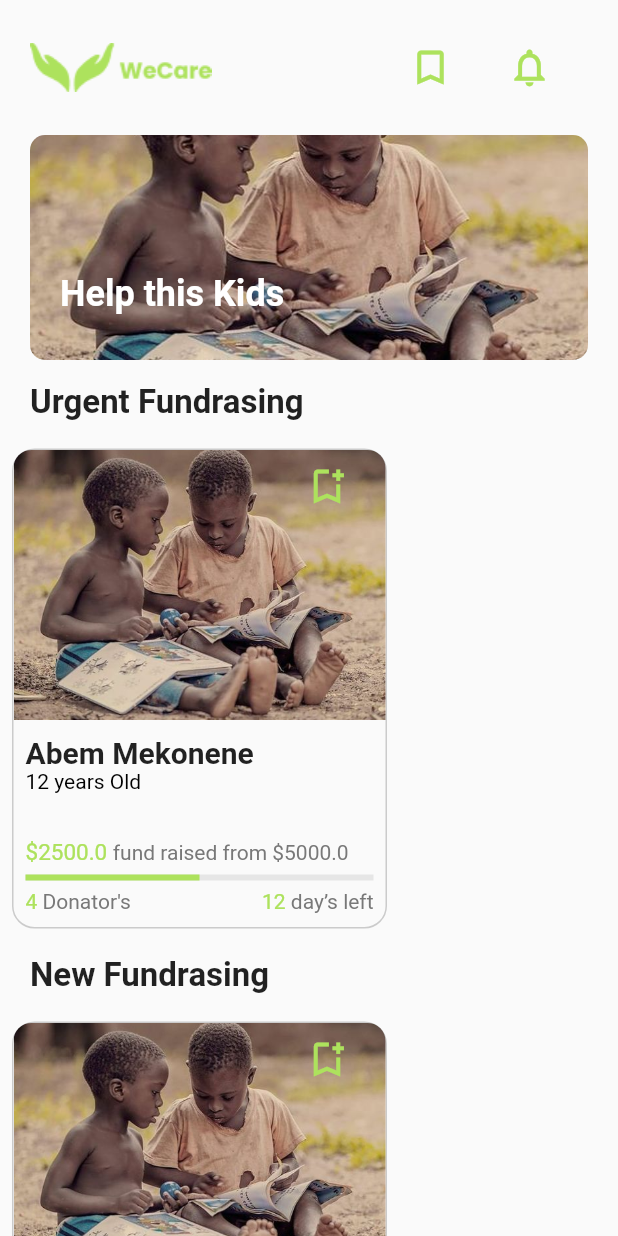
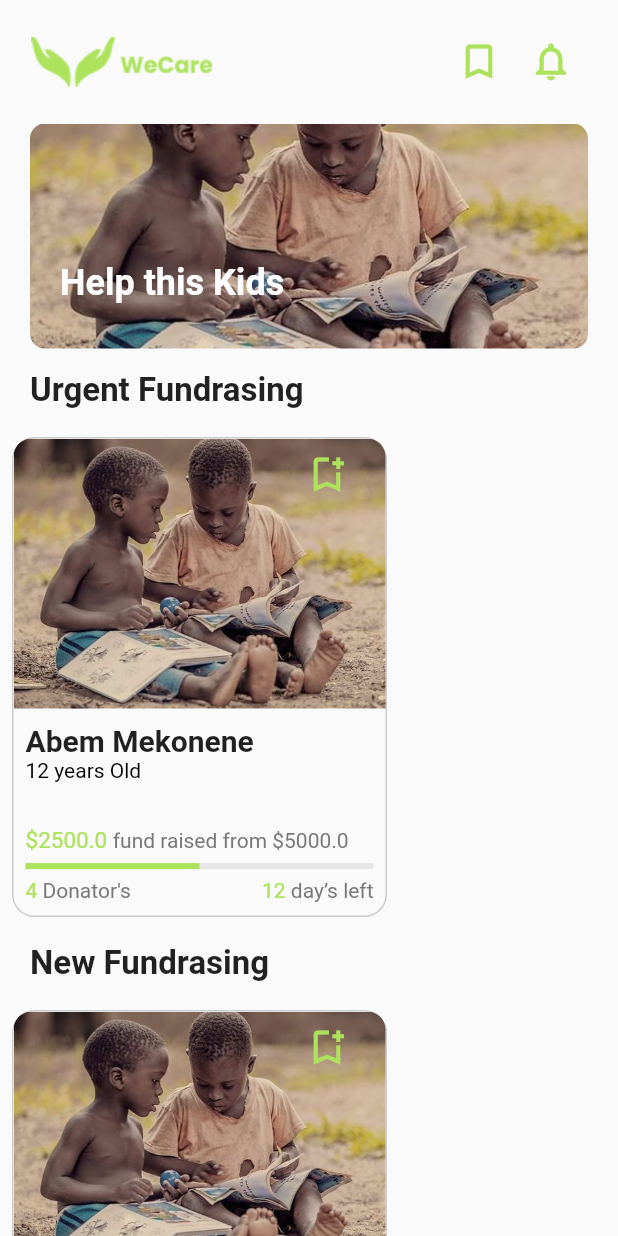
Before and after one commit to WECARE-BMA/wecare_app, a Flutter app: the Home_Page screen opened directly, on a phone screen of 412 x 824 dp. Run offline on Flutter 3.47's test engine with Material 2 defaults, Android fonts, the phone set to English and light mode, and no system bars; our stand-ins replace animated_splash_screen, firebase_core, google_fonts; accounts and stored records are empty.

Commit message:
topnav refactored - WEC-2

```diff
--- a/lib/components/top_nav.dart
+++ b/lib/components/top_nav.dart
@@ -5,55 +5,46 @@ class TopNav extends StatelessWidget {
 
   @override
   Widget build(BuildContext context) {
-    return Container(
-        padding: const EdgeInsets.only(right: 20, left: 20),
-        height: 90,
-        width: MediaQuery.of(context).size.width,
+    double screenWidth = MediaQuery.of(context).size.width;
+    double screenHeight = MediaQuery.of(context).size.height;
+    double screenPadding = screenWidth * 0.05;
+
+    return Expanded(
+      child: Container(
+          padding: EdgeInsets.only(right: screenPadding, left: screenPadding),
+          height: screenHeight * 0.1,
           child: Row(
             mainAxisAlignment: MainAxisAlignment.spaceBetween,
             children: [
               Image.asset('assets/images/nav_logo.png'),
               Row(
                 children: [
-                ElevatedButton.icon(
+                  IconButton(
                     onPressed: () {
                       // Code to execute when the button is pressed
                     },
-                  icon: const Icon(
+                    icon: Icon(
                       Icons.bookmark_outline,
                       size: 30,
+                      color: Theme.of(context).primaryColor,
                     ),
-                  style: ButtonStyle(
-                    foregroundColor: MaterialStateProperty.all<Color>(
-                        Theme.of(context).primaryColor),
-                    backgroundColor:
-                        MaterialStateProperty.all<Color>(Colors.transparent),
-                    elevation: const MaterialStatePropertyAll(0),
                   ),
-                  label: const Text(''),
-                ),
-                ElevatedButton.icon(
+                  IconButton(
                     onPressed: () {
                       // Code to execute when the button is pressed
                     },
-                  icon: const Icon(
+                    icon: Icon(
                       Icons.notifications_none_outlined,
                       size: 30,
+                      color: Theme.of(context).primaryColor,
                     ),
-                  style: ButtonStyle(
-                    foregroundColor: MaterialStateProperty.all<Color>(
-                        Theme.of(context).primaryColor),
-                    backgroundColor:
-                        MaterialStateProperty.all<Color>(Colors.transparent),
-                    elevation: const MaterialStatePropertyAll(0),
-                  ),
-                  label: const Text(''),
                   ),
                 ],
               ),
             ],
           ) // Your content goes here
 
+          ),
     );
   }
 }
```
Lines whose indentation alone changed are shown as unchanged.
